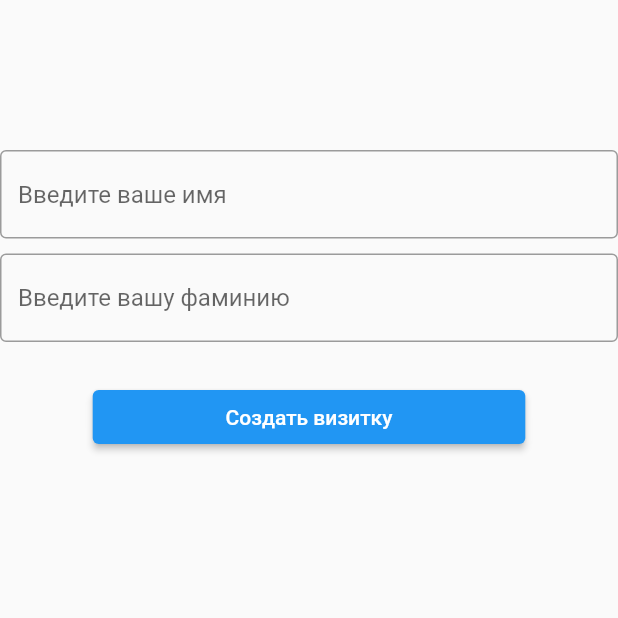
After one commit to melniknikolay/my_name_is, a Flutter app: the screen it shows once a user with an empty profile is signed in, after a tap on "Создать визитку", on a phone screen of 412 x 824 dp, the top half of it. The commit adds this screen. Run offline on Flutter 3.47's test engine with Material 2 defaults, Android fonts, the phone set to English and light mode, and no system bars; our stand-ins replace bloc, cloud_firestore, email_validator, equatable, firebase_auth, firebase_core and 1 more; accounts and stored records are empty.

Commit message:
add card func work version

```diff
--- /dev/null
+++ b/lib/bloc/my_card/my_card_event.dart
@@ -0,0 +1,19 @@
+part of 'my_card_bloc.dart';
+
+@immutable
+abstract class MyCardEvent extends Equatable {
+  @override
+  List<Object> get props => [];
+}
+
+class CreateCardEvent extends MyCardEvent {
+  final Person user;
+
+  CreateCardEvent(this.user);
+}
+
+class GetCardEvent extends MyCardEvent {
+  final String userId;
+
+  GetCardEvent(this.userId);
+}
--- /dev/null
+++ b/lib/bloc/my_card/my_card_state.dart
@@ -0,0 +1,22 @@
+part of 'my_card_bloc.dart';
+
+@immutable
+abstract class MyCardState {}
+
+class MyCardInitial extends MyCardState {}
+
+class MyCardLoaded extends MyCardState {
+  final Person person;
+
+  MyCardLoaded(this.person);
+
+  List<Object?> get props => [person];
+}
+
+class MyCardError extends MyCardState {
+  final String error;
+
+  MyCardError(this.error);
+
+  List<Object?> get props => [error];
+}
--- a/lib/data/entity/user.dart
+++ b/lib/data/entity/user.dart
@@ -2,7 +2,7 @@ import 'contacts.dart';
 import 'cv.dart';
 import 'portfolio.dart';
 
-class User {
+class Person {
   String? externalId;
   String? internalId;
   String? familyName;
@@ -12,7 +12,7 @@ class User {
   Portfolio? portfolio;
   Contacts? contacts;
 
-  User(
+  Person(
       {this.externalId,
         this.internalId,
         this.familyName,
@@ -22,7 +22,7 @@ class User {
         this.portfolio,
         this.contacts});
 
-  User.fromJson(Map<String, dynamic> json) {
+  Person.fromJson(Map<String, dynamic> json) {
     externalId = json['external_id'];
     internalId = json['internal_id'];
     familyName = json['family_name'];
--- /dev/null
+++ b/lib/presentation/create_card_page/create_card.dart
@@ -0,0 +1,102 @@
+import 'package:firebase_auth/firebase_auth.dart';
+import 'package:flutter/material.dart';
+import 'package:flutter_bloc/flutter_bloc.dart';
+import 'package:my_name_is/bloc/auth/auth_bloc.dart';
+import 'package:my_name_is/data/entity/user.dart';
+
+import '../../bloc/my_card/my_card_bloc.dart';
+import '../../data/repositories/firebase_card_repository.dart';
+import '../../data/repositories/i_business_card_repository.dart';
+
+class CreateCard extends StatefulWidget {
+  const CreateCard({Key? key}) : super(key: key);
+
+  @override
+  State<CreateCard> createState() => _CreateCardState();
+}
+
+class _CreateCardState extends State<CreateCard> {
+  final _formKey = GlobalKey<FormState>();
+  final _firstNameController = TextEditingController();
+  final _familyNameController = TextEditingController();
+  final userFirebase = FirebaseAuth.instance.currentUser;
+
+  @override
+  Widget build(BuildContext context) {
+    return Scaffold(
+      body: RepositoryProvider<IBusinessCardRepository>(
+        create: (context) => FirebaseCardRepository(),
+        child: BlocProvider(
+          create: (context) =>
+              MyCardBloc(businessCardRepository: RepositoryProvider.of<IBusinessCardRepository>(context)),
+          child: BlocBuilder<MyCardBloc, MyCardState>(
+            builder: (context, state) {
+              return Center(
+                child: Column(
+                  children: [
+                    const SizedBox(height: 100),
+                    TextFormField(
+                      key: const ValueKey('FirstNameCard'),
+                      keyboardType: TextInputType.text,
+                      controller: _firstNameController,
+                      decoration: const InputDecoration(
+                        hintText: "Введите ваше имя",
+                        border: OutlineInputBorder(),
+                      ),
+                      // autovalidateMode: AutovalidateMode.,
+                      // validator: (value) {
+                      //   return value != null ? 'Введите корректное имя' : null;
+                      // },
+                    ),
+                    const SizedBox(height: 10),
+                    TextFormField(
+                      key: const ValueKey('FamilyNameCard'),
+                      keyboardType: TextInputType.text,
+                      controller: _familyNameController,
+                      decoration: const InputDecoration(
+                        hintText: "Введите вашу фаминию",
+                        border: OutlineInputBorder(),
+                      ),
+                      // autovalidateMode: AutovalidateMode.onUserInteraction,
+                      // validator: (value) {
+                      //   return value != null ? 'Введите корректную фамилию' : null;
+                      // },
+                    ),
+                    const SizedBox(height: 10),
+                    const SizedBox(height: 16),
+                    SizedBox(
+                      width: MediaQuery.of(context).size.width * 0.7,
+                      child: ElevatedButton(
+                        key: const ValueKey('CreateCardConfirmButton'),
+                        child: const Text('Создать визитку'),
+                        onPressed: () {
+                          final user = Person(
+                            internalId: userFirebase?.uid,
+                            firstName: _firstNameController.value.text,
+                            familyName: _familyNameController.value.text,
+                          );
+                          context.read<MyCardBloc>().add(CreateCardEvent(user));
+                          context.read<MyCardBloc>().add(GetCardEvent(user.internalId!));
+                          Navigator.of(context).pop();
+                        },
+                      ),
+                    ),
+                  ],
+                ),
+              );
+            },
+          ),
+        ),
+      ),
+    );
+  }
+
+  void _createCard(BuildContext context) {
+    final user = Person(
+      internalId: userFirebase?.uid,
+      firstName: _firstNameController.value.text,
+      familyName: _familyNameController.value.text,
+    );
+    BlocProvider.of<MyCardBloc>(context).add(CreateCardEvent(user));
+  }
+}
--- a/lib/presentation/home_page/home_page.dart
+++ b/lib/presentation/home_page/home_page.dart
@@ -3,7 +3,9 @@ import 'package:flutter/material.dart';
 import 'package:flutter_bloc/flutter_bloc.dart';
 
 import '../../bloc/auth/auth_bloc.dart';
+import '../my_card/my_card.dart';
 import '../sign_in_page/sign_in_page.dart';
+import '../create_card_page/create_card.dart';
 
 class HomePage extends StatelessWidget {
   const HomePage({Key? key}) : super(key: key);
@@ -36,6 +38,28 @@ class HomePage extends StatelessWidget {
               SizedBox(
                 width: MediaQuery.of(context).size.width * 0.7,
                 child: ElevatedButton(
+                  key: const ValueKey('CreateCardButton'),
+                  child: const Text('Создать визитку'),
+                  onPressed: () {
+                    Navigator.of(context).push(MaterialPageRoute(builder: (BuildContext context) => const CreateCard()));
+                  },
+                ),
+              ),
+              const SizedBox(height: 16),
+              SizedBox(
+                width: MediaQuery.of(context).size.width * 0.7,
+                child: ElevatedButton(
+                  key: const ValueKey('ShowMyCardButton'),
+                  child: const Text('Показать визитку'),
+                  onPressed: () {
+                    Navigator.of(context).push(MaterialPageRoute(builder: (BuildContext context) => const MyCard()));
+                  },
+                ),
+              ),
+              const SizedBox(height: 16),
+              SizedBox(
+                width: MediaQuery.of(context).size.width * 0.7,
+                child: ElevatedButton(
                   key: const ValueKey('SignOutButton'),
                   child: const Text('Выйти'),
                   onPressed: () {
--- a/pubspec.yaml
+++ b/pubspec.yaml
@@ -24,8 +24,7 @@ dependencies:
   cached_network_image: ^3.2.3
   email_validator: ^2.1.17
   firebase_auth_mocks: ^0.10.3
-
-
+  cloud_firestore: ^4.3.1
 
   cupertino_icons: ^1.0.2
 
```
Also changed, not shown: lib/bloc/my_card/my_card_bloc.dart (added, +34 -0 lines), lib/data/repositories/firebase_card_repository.dart (+10 -10 lines), lib/data/repositories/i_business_card_repository.dart (+4 -3 lines), lib/presentation/my_card/my_card.dart (added, +50 -0 lines), pubspec.lock, 3 other files.
